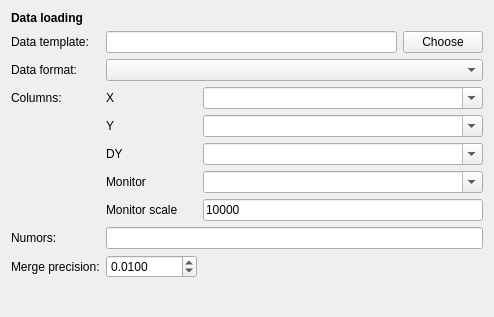
Above: ufit/gui/dataloader.ui from McStasMcXtrace/ufit before the change. Below: the same form after it.
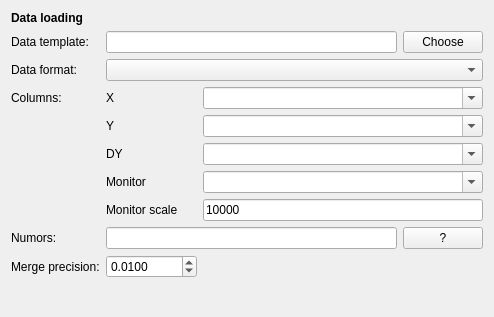
That is the form after the change. Icons and pictures are not drawn.

Commit message: loader: add help button for numor input

```diff
--- a/ufit/gui/dataloader.ui
+++ b/ufit/gui/dataloader.ui
@@ -187,9 +187,6 @@
        </property>
       </widget>
      </item>
-     <item row="9" column="1" colspan="3">
-      <widget class="QLineEdit" name="numors"/>
-     </item>
      <item row="10" column="0">
       <widget class="QLabel" name="label_7">
        <property name="sizePolicy">
@@ -237,6 +234,20 @@
        </property>
       </widget>
      </item>
+     <item row="9" column="1" colspan="3">
+      <layout class="QHBoxLayout" name="horizontalLayout_2">
+       <item>
+        <widget class="QLineEdit" name="numors"/>
+       </item>
+       <item>
+        <widget class="QPushButton" name="numorHelp">
+         <property name="text">
+          <string>?</string>
+         </property>
+        </widget>
+       </item>
+      </layout>
+     </item>
     </layout>
    </item>
   </layout>
```
Left out of the diff: 4 changed lines with no effect on the pictures. The commit also changes 2 other files.
